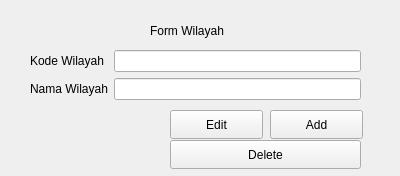
Qt form formwilayah.ui (Yadija/tugas_visual_2) before a commit.
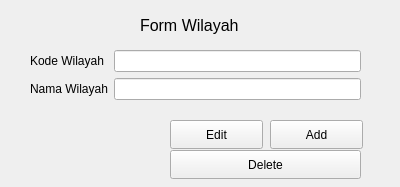
The same form after that commit.

The edit to the form file:
```diff
--- a/formwilayah.ui
+++ b/formwilayah.ui
@@ -7,7 +7,7 @@
     <x>0</x>
     <y>0</y>
     <width>400</width>
-    <height>176</height>
+    <height>187</height>
    </rect>
   </property>
   <property name="windowTitle">
@@ -17,7 +17,7 @@
    <property name="geometry">
     <rect>
      <x>170</x>
-     <y>110</y>
+     <y>120</y>
      <width>93</width>
      <height>29</height>
     </rect>
@@ -30,7 +30,7 @@
    <property name="geometry">
     <rect>
      <x>270</x>
-     <y>110</y>
+     <y>120</y>
      <width>93</width>
      <height>29</height>
     </rect>
@@ -43,7 +43,7 @@
    <property name="geometry">
     <rect>
      <x>170</x>
-     <y>140</y>
+     <y>150</y>
      <width>191</width>
      <height>29</height>
     </rect>
@@ -58,7 +58,7 @@
      <x>30</x>
      <y>50</y>
      <width>331</width>
-     <height>61</height>
+     <height>71</height>
     </rect>
    </property>
    <layout class="QFormLayout" name="formLayout_2">
@@ -87,12 +87,17 @@
   <widget class="QLabel" name="label">
    <property name="geometry">
     <rect>
-     <x>150</x>
-     <y>20</y>
+     <x>140</x>
+     <y>10</y>
      <width>121</width>
-     <height>21</height>
+     <height>31</height>
     </rect>
    </property>
+   <property name="font">
+    <font>
+     <pointsize>12</pointsize>
+    </font>
+   </property>
    <property name="text">
     <string>Form Wilayah</string>
    </property>
```
